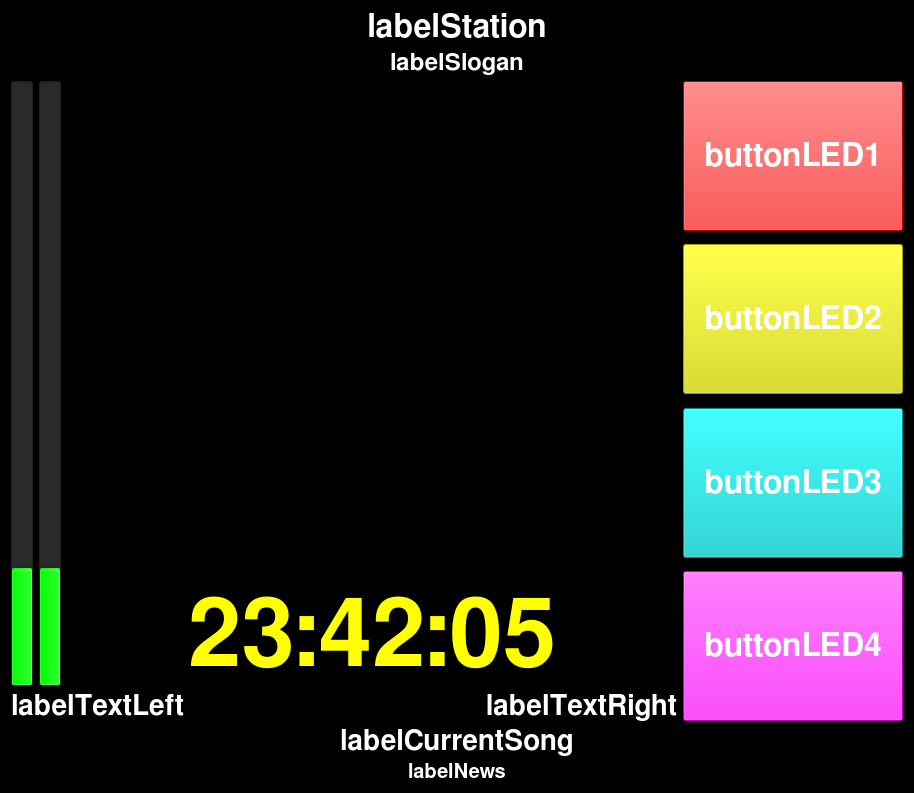
saschaludwig/OnAirScreen, file dynscreen.ui: the form before one commit.
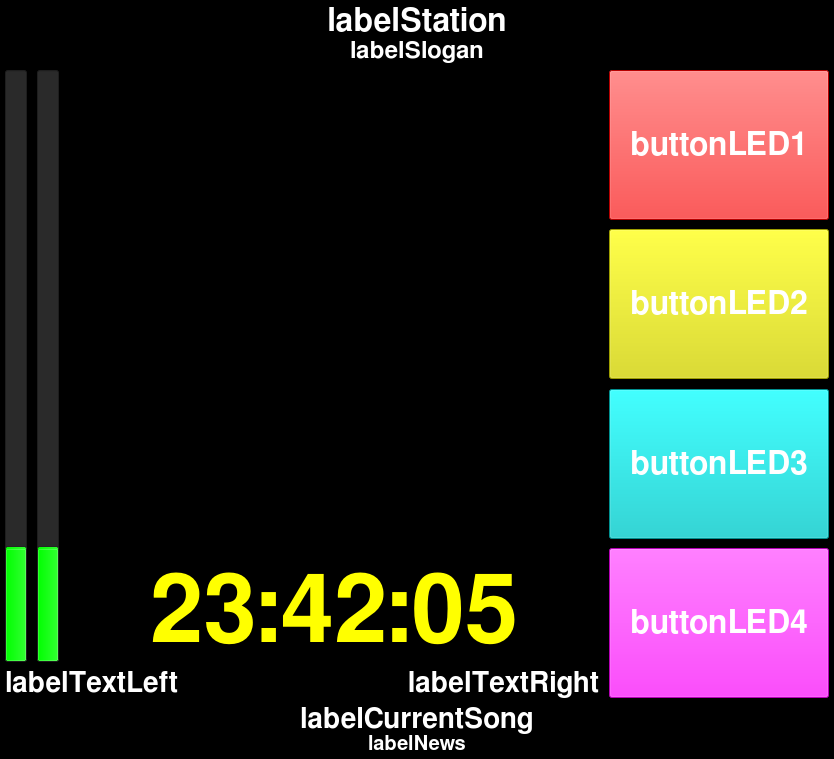
The form after the commit. Custom widgets are drawn as their Qt base class.

Commit message: changed margins and fitted minimum screensize to 768

Diff of the .ui file:
```diff
--- a/dynscreen.ui
+++ b/dynscreen.ui
@@ -12,10 +12,16 @@
    <rect>
     <x>0</x>
     <y>0</y>
-    <width>914</width>
-    <height>793</height>
+    <width>819</width>
+    <height>759</height>
    </rect>
   </property>
+  <property name="minimumSize">
+   <size>
+    <width>0</width>
+    <height>0</height>
+   </size>
+  </property>
   <property name="palette">
    <palette>
     <active>
@@ -87,6 +93,15 @@
    <bool>false</bool>
   </property>
   <layout class="QGridLayout" name="gridLayout" rowstretch="0,1,0,0,0,0,0,0" columnstretch="2,2,2,4,2">
+   <property name="horizontalSpacing">
+    <number>10</number>
+   </property>
+   <property name="verticalSpacing">
+    <number>7</number>
+   </property>
+   <property name="margin">
+    <number>5</number>
+   </property>
    <item row="0" column="0" colspan="5">
     <layout class="QVBoxLayout" name="verticalLayout_2">
      <item>
@@ -489,7 +504,7 @@
        </property>
        <property name="minimumSize">
         <size>
-         <width>512</width>
+         <width>530</width>
          <height>0</height>
         </size>
        </property>
```
